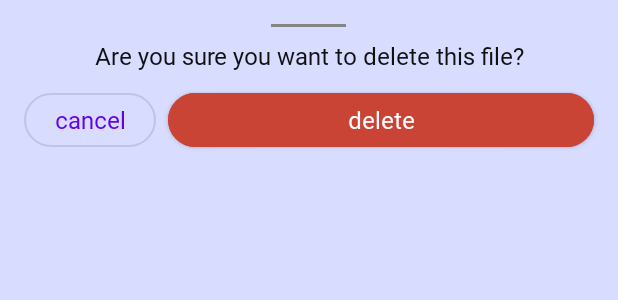
After one commit to pooryadb/SecureBox-Recorder, an Android app: the layout dialog_delete_file.xml on its own in the app's theme, with its tools: preview values and no code run, on a phone screen of 412 x 824 dp. The commit adds this screen. Shown: the top 300 px of the screen. Run offline under Robolectric (Android 15) with nearby library versions, the phone set to English and light mode, and no system bars.

Commit message:
share file implement fix delete Record + Provider

```diff
--- a/app/src/main/java/ir/romroid/secureboxrecorder/domain/repository/AppRepository.kt
+++ b/app/src/main/java/ir/romroid/secureboxrecorder/domain/repository/AppRepository.kt
@@ -19,8 +19,12 @@ class AppRepository @Inject constructor(
 
     suspend fun getSavedFiles() = fileProvider.getFiles(encryptKey())
 
-    suspend fun saveAndEncrypt(uri: Uri) = fileProvider.saveToRepo(encryptKey(), uri)
+    suspend fun saveAndEncrypt(uri: Uri) = fileProvider.saveToBox(encryptKey(), uri)
 
     fun deleteFile(uri: Uri) = fileProvider.delete(uri)
 
+    suspend fun copyToShare(uri: Uri) = fileProvider.restoreFromBox(encryptKey(), uri)
+
+    fun clearTemp() = fileProvider.clearTemp()
+
 }
--- a/app/src/main/java/ir/romroid/secureboxrecorder/presentation/recorder/list/RecordListFragment.kt
+++ b/app/src/main/java/ir/romroid/secureboxrecorder/presentation/recorder/list/RecordListFragment.kt
@@ -105,12 +105,12 @@ class RecordListFragment : BaseFragment<FragmentRecordListBinding>() {
                     recorderVM.deleteRecord(recordId).let {
                         if (it) {
                             recorderVM.fetchRecordedList(requireContext())
-                            return@observe
-                        }
+                        } else
+                            requireContext().toast(getString(R.string.cant_find_file))
+
                     }
                 }
 
-                requireContext().toast(getString(R.string.cant_find_file))
             }
     }
 
--- a/app/src/main/java/ir/romroid/secureboxrecorder/utils/Constants.kt
+++ b/app/src/main/java/ir/romroid/secureboxrecorder/utils/Constants.kt
@@ -15,3 +15,4 @@ const val WEB_VIEW_EXTRA_FILE_PATH_NAME = "filePath"
 //BackStackLiveData keys
 const val BACK_FROM_RECORDER = "BACK_FROM_RECORDER"
 const val BACK_FROM_DELETE_RECORD = "BACK_FROM_DELETE_RECORD"
+const val BACK_FROM_DELETE_FILE = "BACK_FROM_DELETE_FILE"
--- a/app/src/main/java/ir/romroid/secureboxrecorder/utils/FileUtils.kt
+++ b/app/src/main/java/ir/romroid/secureboxrecorder/utils/FileUtils.kt
@@ -1,5 +1,7 @@
 package ir.romroid.secureboxrecorder.utils
 
+import android.net.Uri
+import androidx.core.net.toFile
 import java.io.*
 
 object FileUtils {
@@ -17,8 +19,8 @@ object FileUtils {
     }
 
     @Throws(Exception::class)
-    fun readFile(filePath: String): ByteArray {
-        val file = File(filePath)
+    fun readFile(fileUri: Uri): ByteArray {
+        val file = fileUri.toFile()
         val fileContents = file.readBytes()
         val inputBuffer = BufferedInputStream(
             FileInputStream(file)
--- /dev/null
+++ b/app/src/main/res/layout/dialog_delete_file.xml
@@ -0,0 +1,55 @@
+<?xml version="1.0" encoding="utf-8"?>
+<androidx.appcompat.widget.LinearLayoutCompat xmlns:android="http://schemas.android.com/apk/res/android"
+    xmlns:app="http://schemas.android.com/apk/res-auto"
+    android:layout_width="match_parent"
+    android:layout_height="wrap_content"
+    android:orientation="vertical">
+
+    <View
+        android:id="@+id/vHandler"
+        android:layout_width="@dimen/handle_width"
+        android:layout_height="2dp"
+        android:layout_gravity="center_horizontal"
+        android:layout_marginTop="@dimen/margin"
+        android:background="?android:attr/textColorHint"
+        app:layout_constraintEnd_toEndOf="parent"
+        app:layout_constraintStart_toStartOf="parent"
+        app:layout_constraintTop_toTopOf="parent" />
+
+    <com.google.android.material.textview.MaterialTextView
+        style="@style/txt.h2.medium"
+        android:layout_width="match_parent"
+        android:layout_height="wrap_content"
+        android:layout_marginHorizontal="@dimen/margin"
+        android:layout_marginVertical="@dimen/padding"
+        android:gravity="center"
+        android:text="@string/are_you_sure_you_want_to_delete_this_file" />
+
+    <androidx.appcompat.widget.LinearLayoutCompat
+        android:layout_width="match_parent"
+        android:layout_height="wrap_content"
+        android:clipToPadding="false"
+        android:orientation="horizontal"
+        android:paddingHorizontal="@dimen/margin"
+        android:paddingBottom="@dimen/margin">
+
+        <com.google.android.material.button.MaterialButton
+            android:id="@+id/btnCancel"
+            style="@style/btn.outlined"
+            android:layout_width="wrap_content"
+            android:layout_height="wrap_content"
+            android:layout_marginEnd="@dimen/padding"
+            android:text="@string/cancel" />
+
+        <com.google.android.material.button.MaterialButton
+            android:id="@+id/btnDelete"
+            style="@style/btn.colored"
+            android:layout_width="0dp"
+            android:layout_height="wrap_content"
+            android:layout_weight="1"
+            android:backgroundTint="?attr/colorError"
+            android:text="@string/delete" />
+
+    </androidx.appcompat.widget.LinearLayoutCompat>
+
+</androidx.appcompat.widget.LinearLayoutCompat>
--- a/app/src/main/res/layout/fragment_file_manager.xml
+++ b/app/src/main/res/layout/fragment_file_manager.xml
@@ -72,7 +72,7 @@
             android:layout_gravity="bottom|end"
             android:layout_margin="@dimen/margin"
             android:src="@drawable/ic_add_file"
-            app:backgroundTint="?attr/colorError"
+            app:backgroundTint="?attr/colorPrimary"
             app:fabSize="normal"
             app:layout_behavior="com.google.android.material.behavior.HideBottomViewOnScrollBehavior"
             app:tint="#fff" />
--- a/app/src/main/res/layout/fragment_record_list.xml
+++ b/app/src/main/res/layout/fragment_record_list.xml
@@ -49,7 +49,7 @@
             android:layout_gravity="bottom|end"
             android:layout_margin="@dimen/margin"
             android:src="@drawable/ic_circle_plus"
-            app:backgroundTint="?attr/colorError"
+            app:backgroundTint="?attr/colorPrimaryVariant"
             app:fabSize="normal"
             app:layout_behavior="com.google.android.material.behavior.HideBottomViewOnScrollBehavior"
             app:tint="#fff" />
--- a/app/src/main/res/values/strings.xml
+++ b/app/src/main/res/values/strings.xml
@@ -39,5 +39,7 @@
     <string name="share">Share</string>
     <string name="error_add_file">Error! can\'t add file</string>
     <string name="error_delete_file">Error! can\'t delete file</string>
+    <string name="are_you_sure_you_want_to_delete_this_file">Are you sure you want to delete this file?</string>
+    <string name="error_share_file">Error! can\'t share file</string>
 
 </resources>
--- /dev/null
+++ b/app/src/main/res/xml/file_path.xml
@@ -0,0 +1,6 @@
+<?xml version="1.0" encoding="utf-8"?>
+<paths>
+    <cache-path
+        name="cache"
+        path="tempShare/" />
+</paths>
```
Also changed, not shown: app/src/main/AndroidManifest.xml (+10 -0 lines), app/src/main/java/ir/romroid/secureboxrecorder/domain/provider/FileProvider.kt (+27 -6 lines), app/src/main/java/ir/romroid/secureboxrecorder/presentation/fileManager/FileManagerFragment.kt (+50 -4 lines), app/src/main/java/ir/romroid/secureboxrecorder/presentation/fileManager/FileManagerViewModel.kt (+9 -2 lines), app/src/main/java/ir/romroid/secureboxrecorder/presentation/fileManager/dialog/DeleteFileDialog.kt (added, +39 -0 lines), app/src/main/res/navigation/home_graph.xml (+15 -1 lines).
